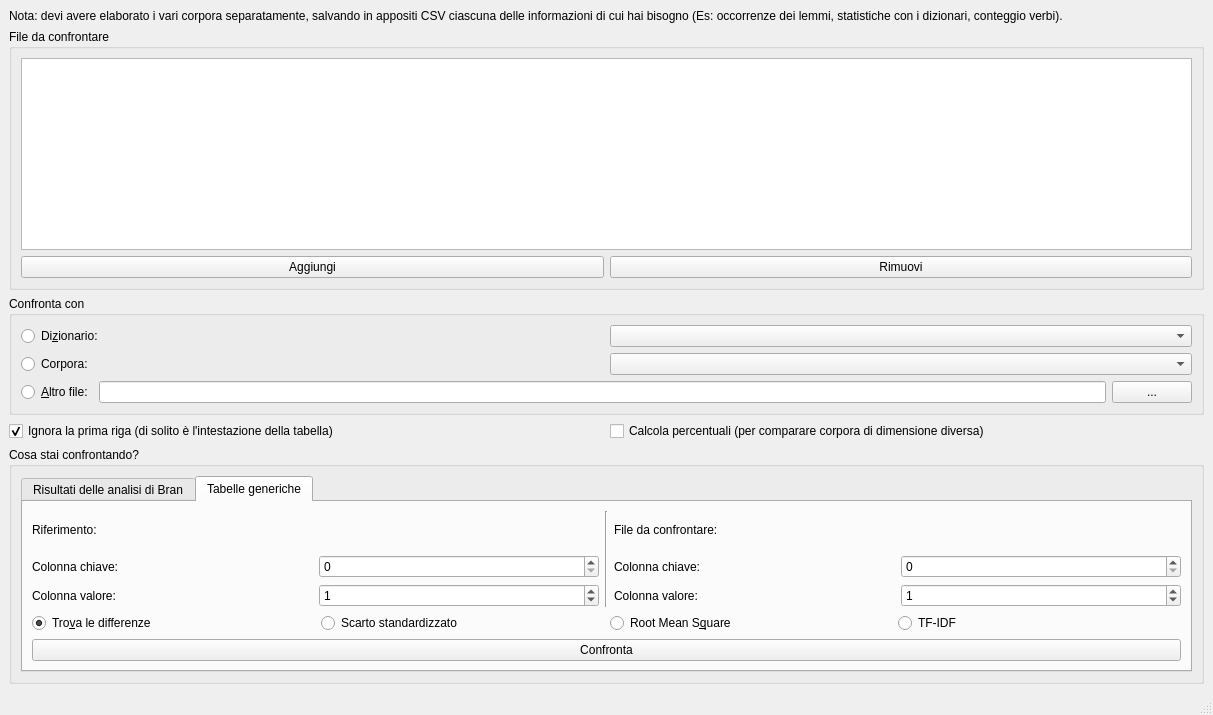
Old version of the form forms/confronto.ui in the repository zorbaproject/Bran.
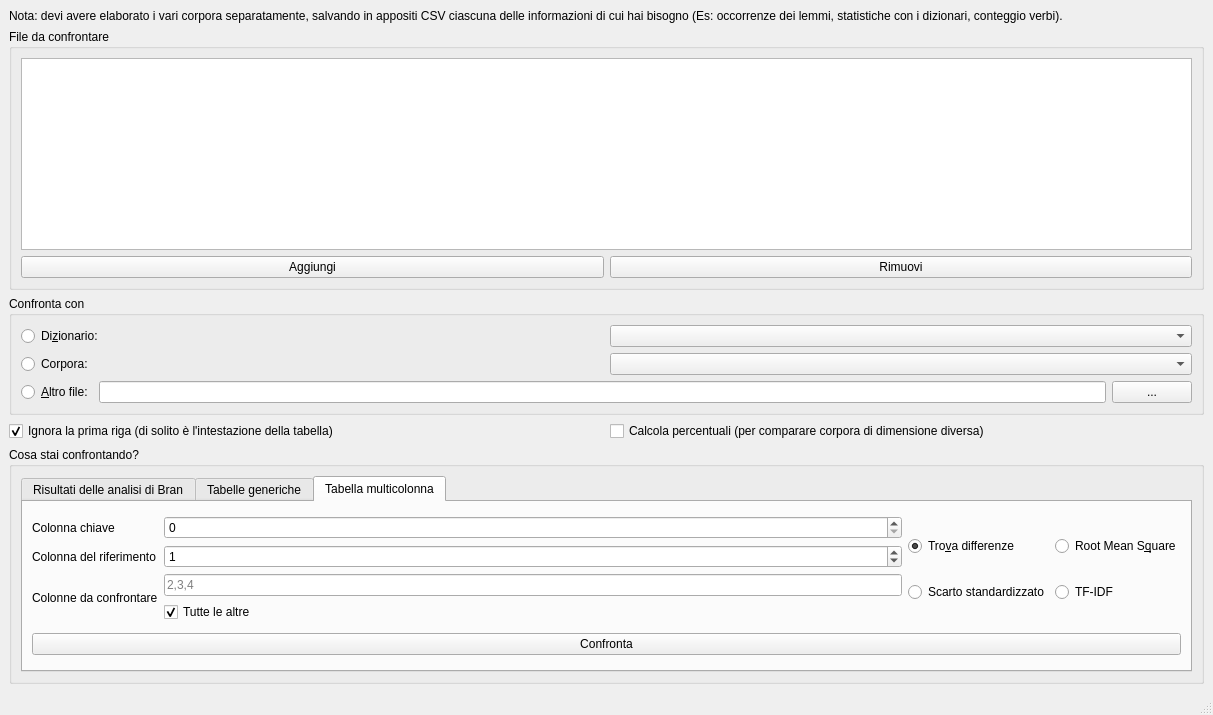
New version of the form.

Commit message: Supporto per tabella multicolonna

```diff
--- a/forms/confronto.ui
+++ b/forms/confronto.ui
@@ -136,7 +136,7 @@
        <item row="1" column="0">
         <widget class="QTabWidget" name="tabWidget">
          <property name="currentIndex">
-          <number>1</number>
+          <number>2</number>
          </property>
          <widget class="QWidget" name="tab_3">
           <attribute name="title">
@@ -345,6 +345,115 @@
            </item>
           </layout>
          </widget>
+         <widget class="QWidget" name="tab">
+          <attribute name="title">
+           <string>Tabella multicolonna</string>
+          </attribute>
+          <layout class="QVBoxLayout" name="verticalLayout_5">
+           <item>
+            <layout class="QHBoxLayout" name="horizontalLayout_7">
+             <item>
+              <layout class="QGridLayout" name="gridLayout_7">
+               <item row="0" column="0">
+                <widget class="QLabel" name="label_9">
+                 <property name="text">
+                  <string>Colonna chiave</string>
+                 </property>
+                </widget>
+               </item>
+               <item row="2" column="0">
+                <widget class="QLabel" name="label_11">
+                 <property name="text">
+                  <string>Colonne da confrontare</string>
+                 </property>
+                </widget>
+               </item>
+               <item row="1" column="0">
+                <widget class="QLabel" name="label_10">
+                 <property name="text">
+                  <string>Colonna del riferimento</string>
+                 </property>
+                </widget>
+               </item>
+               <item row="0" column="1">
+                <widget class="QSpinBox" name="multiConfKey"/>
+               </item>
+               <item row="1" column="1">
+                <widget class="QSpinBox" name="multiRifValue">
+                 <property name="value">
+                  <number>1</number>
+                 </property>
+                </widget>
+               </item>
+               <item row="2" column="1">
+                <layout class="QVBoxLayout" name="verticalLayout_4">
+                 <item>
+                  <widget class="QLineEdit" name="multiConfValue">
+                   <property name="placeholderText">
+                    <string>2,3,4</string>
+                   </property>
+                  </widget>
+                 </item>
+                 <item>
+                  <widget class="QCheckBox" name="multi_all">
+                   <property name="text">
+                    <string>Tutte le altre</string>
+                   </property>
+                   <property name="checked">
+                    <bool>true</bool>
+                   </property>
+                  </widget>
+                 </item>
+                </layout>
+               </item>
+              </layout>
+             </item>
+             <item>
+              <layout class="QGridLayout" name="gridLayout_8">
+               <item row="1" column="1">
+                <widget class="QRadioButton" name="multi_tfidf">
+                 <property name="text">
+                  <string>TF-IDF</string>
+                 </property>
+                </widget>
+               </item>
+               <item row="0" column="1">
+                <widget class="QRadioButton" name="multi_rms">
+                 <property name="text">
+                  <string>Root Mean S&amp;quare</string>
+                 </property>
+                </widget>
+               </item>
+               <item row="0" column="0">
+                <widget class="QRadioButton" name="multi_diff">
+                 <property name="text">
+                  <string>Tro&amp;va differenze</string>
+                 </property>
+                 <property name="checked">
+                  <bool>true</bool>
+                 </property>
+                </widget>
+               </item>
+               <item row="1" column="0">
+                <widget class="QRadioButton" name="multi_ds">
+                 <property name="text">
+                  <string>Scarto standardizzato</string>
+                 </property>
+                </widget>
+               </item>
+              </layout>
+             </item>
+            </layout>
+           </item>
+           <item>
+            <widget class="QPushButton" name="do_multi">
+             <property name="text">
+              <string>Confronta</string>
+             </property>
+            </widget>
+           </item>
+          </layout>
+         </widget>
         </widget>
        </item>
       </layout>
```
The commit also changes 1 other file.
